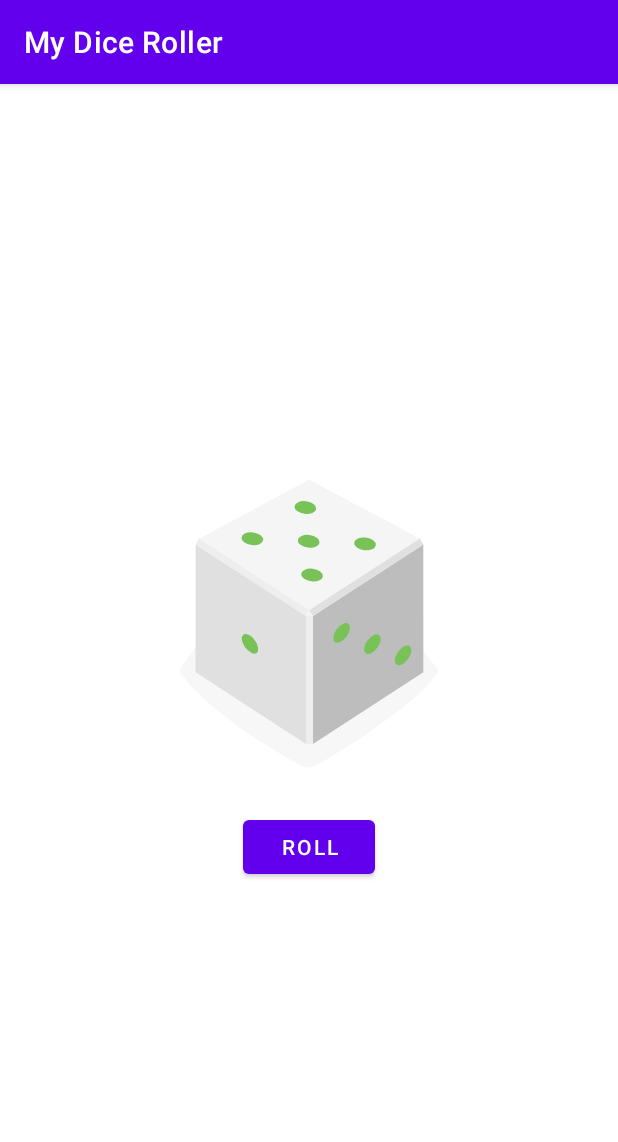
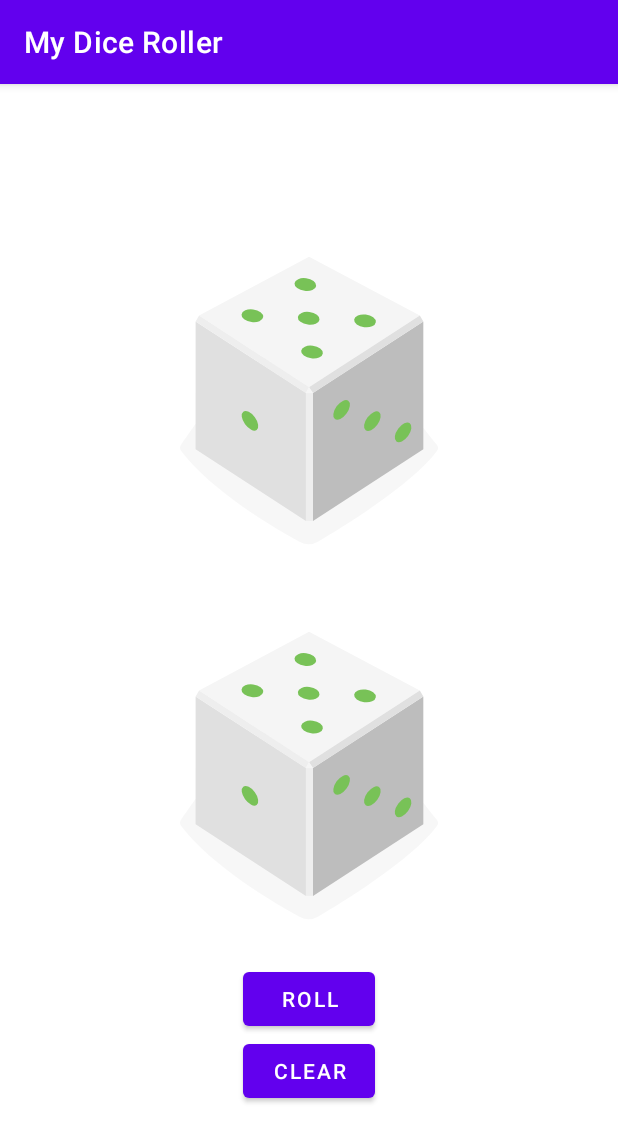
Before and after one commit to ayrtton/Android-Kotlin-Fundamentals, an Android app: the screen it shows after launch (MainActivity), after a tap on "ROLL", on a phone screen of 412 x 824 dp. Shown: the top 1142 px of the screen. Run offline under Robolectric (Android 15) with nearby library versions, the phone set to English and light mode, and no system bars.

Commit message:
Two Dices and Clear button

```diff
--- a/app/src/main/java/com/example/mydiceroller/MainActivity.kt
+++ b/app/src/main/java/com/example/mydiceroller/MainActivity.kt
@@ -9,23 +9,33 @@ import android.widget.Toast
 
 class MainActivity : AppCompatActivity() {
 
-    lateinit  var diceImage : ImageView
+    lateinit  var diceImage01 : ImageView
+    lateinit  var diceImage02 : ImageView
 
     override fun onCreate(savedInstanceState: Bundle?) {
         super.onCreate(savedInstanceState)
         setContentView(R.layout.activity_main)
 
-        diceImage = findViewById(R.id.dice_image)
+        diceImage01 = findViewById(R.id.dice_image_1)
+        diceImage02 = findViewById(R.id.dice_image_2)
 
         val rollButton: Button = findViewById(R.id.roll_button)
         rollButton.setOnClickListener { rollDice() }
 
+        val clearButton: Button = findViewById(R.id.clear_button)
+        clearButton.setOnClickListener { clear() }
+
     }
 
     private fun rollDice() {
+        diceImage01.setImageResource(getRandomDiceImage())
+        diceImage02.setImageResource(getRandomDiceImage())
+    }
+
+    private fun getRandomDiceImage() : Int {
         val randomInt = (1..6).random()
 
-        val drawableResource = when (randomInt) {
+        return when (randomInt) {
             1 -> R.drawable.dice_1
             2 -> R.drawable.dice_2
             3 -> R.drawable.dice_3
@@ -33,8 +43,11 @@ class MainActivity : AppCompatActivity() {
             5 -> R.drawable.dice_5
             else -> R.drawable.dice_6
         }
+    }
 
-        diceImage.setImageResource(drawableResource)
+    private fun clear() {
+        diceImage01.setImageResource(R.drawable.empty_dice)
+        diceImage02.setImageResource(R.drawable.empty_dice)
     }
 
 }
--- a/app/src/main/res/layout/activity_main.xml
+++ b/app/src/main/res/layout/activity_main.xml
@@ -10,11 +10,19 @@
     tools:context=".MainActivity">
 
     <ImageView
-        android:id="@+id/dice_image"
+        android:id="@+id/dice_image_1"
         android:layout_width="wrap_content"
         android:layout_height="wrap_content"
         android:layout_gravity="center_horizontal"
-        android:srcCompat="@drawable/empty_dice"
+        app:srcCompat="@drawable/empty_dice"
+        tools:src="@drawable/dice_1" />
+
+    <ImageView
+        android:id="@+id/dice_image_2"
+        android:layout_width="wrap_content"
+        android:layout_height="wrap_content"
+        android:layout_gravity="center_horizontal"
+        app:srcCompat="@drawable/empty_dice"
         tools:src="@drawable/dice_1" />
 
     <Button
@@ -24,4 +32,11 @@
         android:layout_gravity="center_horizontal"
         android:text="@string/roll_label" />
 
+    <Button
+        android:id="@+id/clear_button"
+        android:layout_width="wrap_content"
+        android:layout_height="wrap_content"
+        android:layout_gravity="center_horizontal"
+        android:text="@string/clear_label" />
+
 </LinearLayout>
--- a/app/src/main/res/values/strings.xml
+++ b/app/src/main/res/values/strings.xml
@@ -1,4 +1,5 @@
 <resources>
     <string name="app_name">My Dice Roller</string>
     <string name="roll_label">Roll</string>
+    <string name="clear_label">Clear</string>
 </resources>
```
